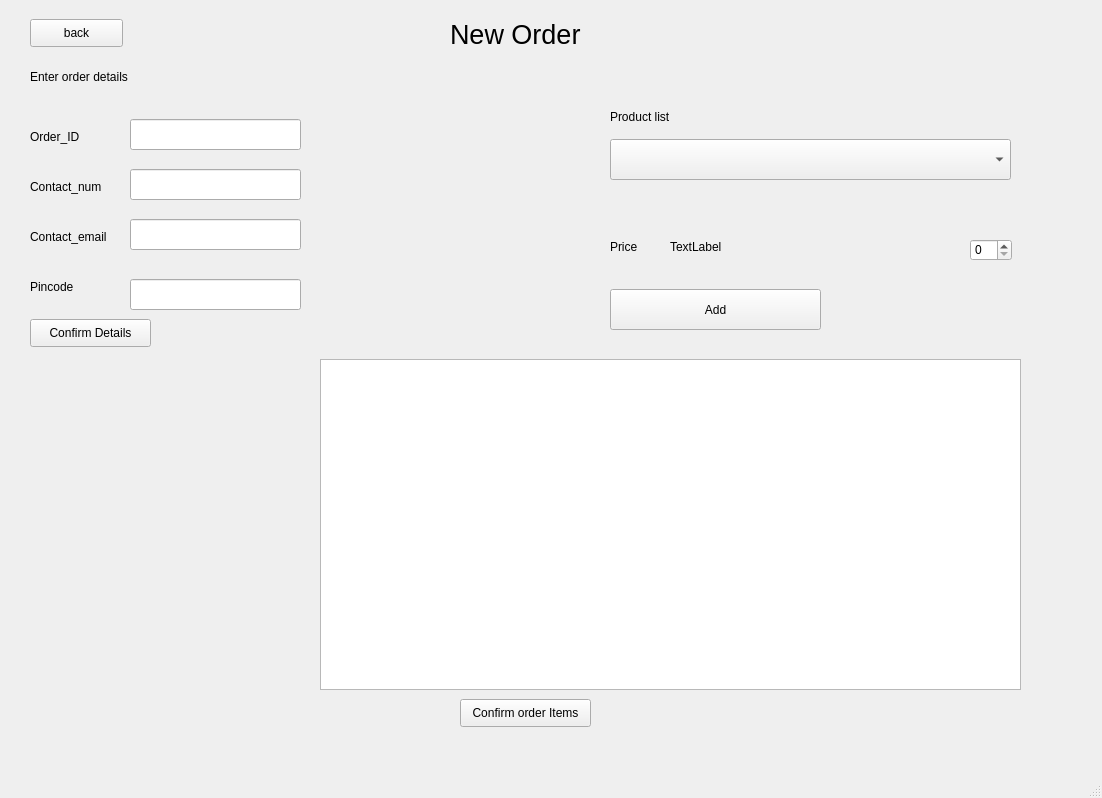
Qt form order.ui (reh07/Pinnacle-Inventory-and-Order-Management-Software) before a commit.
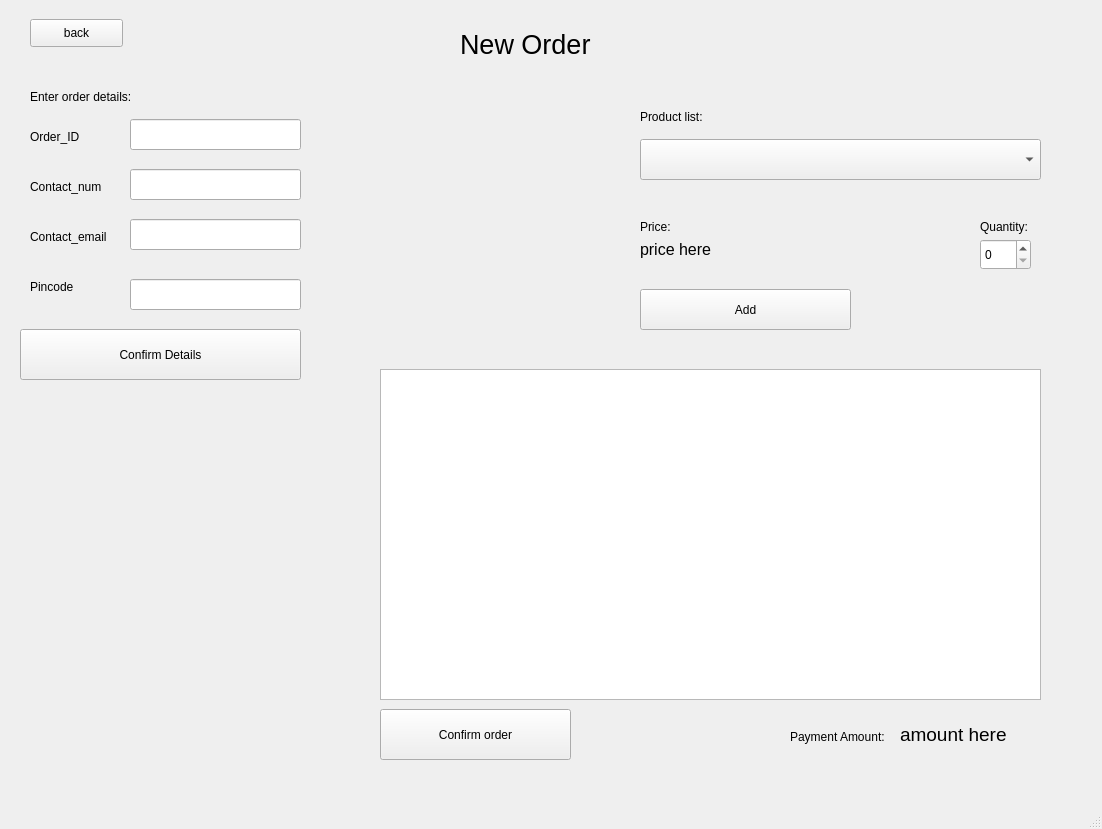
The same form after that commit.

Commit message: Added functionality to calculate each order's price in new order page and the final payment amount is also now shown for the entire order.

The edit to the form file:
```diff
--- a/order.ui
+++ b/order.ui
@@ -7,7 +7,7 @@
     <x>0</x>
     <y>0</y>
     <width>1102</width>
-    <height>798</height>
+    <height>829</height>
    </rect>
   </property>
   <property name="windowTitle">
@@ -20,7 +20,7 @@
       <x>0</x>
       <y>-1</y>
       <width>1101</width>
-      <height>771</height>
+      <height>801</height>
      </rect>
     </property>
     <property name="currentIndex">
@@ -182,7 +182,7 @@
      <widget class="QComboBox" name="comboBox">
       <property name="geometry">
        <rect>
-        <x>610</x>
+        <x>640</x>
         <y>140</y>
         <width>401</width>
         <height>41</height>
@@ -192,30 +192,30 @@
      <widget class="QLabel" name="label_3">
       <property name="geometry">
        <rect>
-        <x>610</x>
-        <y>240</y>
-        <width>55</width>
+        <x>640</x>
+        <y>220</y>
+        <width>41</width>
         <height>16</height>
        </rect>
       </property>
       <property name="text">
-       <string>Price</string>
+       <string>Price:</string>
       </property>
      </widget>
      <widget class="QSpinBox" name="spinBox">
       <property name="geometry">
        <rect>
-        <x>970</x>
+        <x>980</x>
         <y>240</y>
-        <width>42</width>
-        <height>22</height>
+        <width>51</width>
+        <height>31</height>
        </rect>
       </property>
      </widget>
      <widget class="QPushButton" name="pushButton_5">
       <property name="geometry">
        <rect>
-        <x>610</x>
+        <x>640</x>
         <y>290</y>
         <width>211</width>
         <height>41</height>
@@ -228,9 +228,9 @@
      <widget class="QTableWidget" name="tableWidget">
       <property name="geometry">
        <rect>
-        <x>320</x>
-        <y>360</y>
-        <width>701</width>
+        <x>380</x>
+        <y>370</y>
+        <width>661</width>
         <height>331</height>
        </rect>
       </property>
@@ -277,21 +277,21 @@
      <widget class="QLabel" name="label_8">
       <property name="geometry">
        <rect>
-        <x>610</x>
+        <x>640</x>
         <y>110</y>
         <width>71</width>
         <height>16</height>
        </rect>
       </property>
       <property name="text">
-       <string>Product list</string>
+       <string>Product list:</string>
       </property>
      </widget>
      <widget class="QLabel" name="label_9">
       <property name="geometry">
        <rect>
-        <x>450</x>
-        <y>20</y>
+        <x>460</x>
+        <y>30</y>
         <width>161</width>
         <height>31</height>
        </rect>
@@ -331,14 +331,14 @@
      <widget class="QPushButton" name="pushButton_7">
       <property name="geometry">
        <rect>
-        <x>460</x>
-        <y>700</y>
-        <width>131</width>
-        <height>28</height>
+        <x>380</x>
+        <y>710</y>
+        <width>191</width>
+        <height>51</height>
        </rect>
       </property>
       <property name="text">
-       <string>Confirm order Items</string>
+       <string>Confirm order</string>
       </property>
      </widget>
      <widget class="QPushButton" name="pushButton_19">
@@ -357,10 +357,10 @@
      <widget class="QPushButton" name="pushButton_3">
       <property name="geometry">
        <rect>
-        <x>30</x>
-        <y>320</y>
-        <width>121</width>
-        <height>28</height>
+        <x>20</x>
+        <y>330</y>
+        <width>281</width>
+        <height>51</height>
        </rect>
       </property>
       <property name="text">
@@ -371,26 +371,75 @@
       <property name="geometry">
        <rect>
         <x>30</x>
-        <y>70</y>
+        <y>90</y>
         <width>111</width>
         <height>16</height>
        </rect>
       </property>
       <property name="text">
-       <string>Enter order details</string>
+       <string>Enter order details:</string>
       </property>
      </widget>
      <widget class="QLabel" name="price_display_label">
       <property name="geometry">
        <rect>
-        <x>670</x>
+        <x>640</x>
         <y>240</y>
+        <width>91</width>
+        <height>21</height>
+       </rect>
+      </property>
+      <property name="font">
+       <font>
+        <pointsize>12</pointsize>
+       </font>
+      </property>
+      <property name="text">
+       <string>price here</string>
+      </property>
+     </widget>
+     <widget class="QLabel" name="label_2">
+      <property name="geometry">
+       <rect>
+        <x>790</x>
+        <y>730</y>
+        <width>111</width>
+        <height>16</height>
+       </rect>
+      </property>
+      <property name="text">
+       <string>Payment Amount:</string>
+      </property>
+     </widget>
+     <widget class="QLabel" name="t_payment">
+      <property name="geometry">
+       <rect>
+        <x>900</x>
+        <y>720</y>
+        <width>131</width>
+        <height>31</height>
+       </rect>
+      </property>
+      <property name="font">
+       <font>
+        <pointsize>14</pointsize>
+       </font>
+      </property>
+      <property name="text">
+       <string>amount here</string>
+      </property>
+     </widget>
+     <widget class="QLabel" name="label_30">
+      <property name="geometry">
+       <rect>
+        <x>980</x>
+        <y>220</y>
         <width>55</width>
         <height>16</height>
        </rect>
       </property>
       <property name="text">
-       <string>TextLabel</string>
+       <string>Quantity:</string>
       </property>
      </widget>
     </widget>
```
The commit also changes 2 other files.
